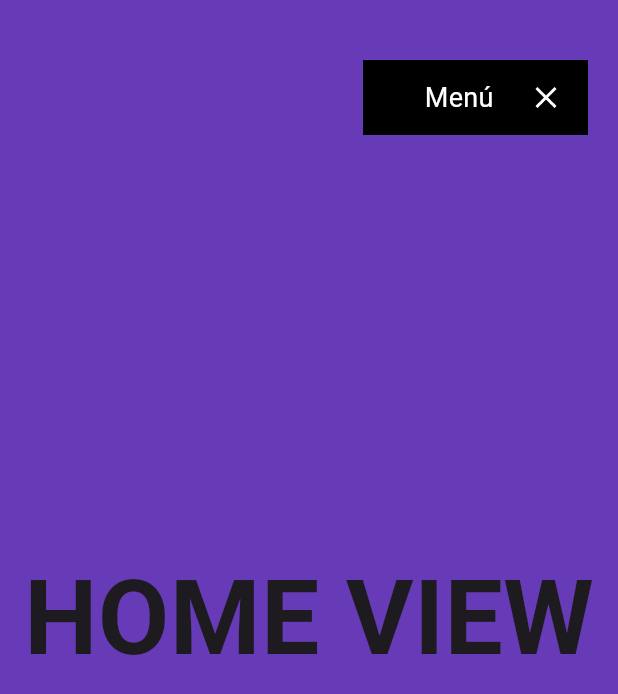
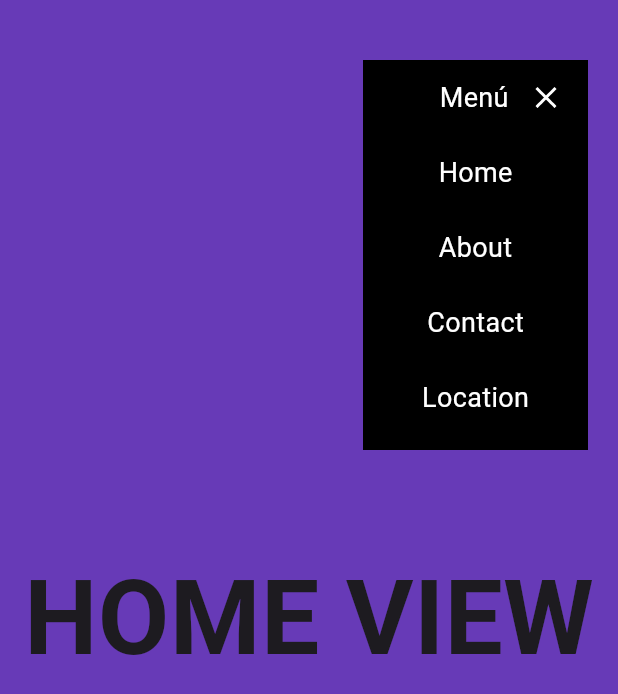
Before and after one commit to LuisGamas/flutter_landing_page, a Flutter app: the screen it shows after launch, after a tap on "Menú", on a phone screen of 412 x 824 dp. Shown: the top 694 px of the screen. Run offline on Flutter 3.47's test engine with Material 3 defaults, Android fonts, the phone set to English and light mode, and no system bars; our stand-ins replace animate_do, fluro, gap, google_fonts.

Commit message:
Update
Menu items added

```diff
--- a/lib/ui/shared/custom_app_menu.dart
+++ b/lib/ui/shared/custom_app_menu.dart
@@ -1,4 +1,6 @@
 import 'package:flutter/material.dart';
+import 'package:flutter_landing_page/ui/shared/ui_shared.dart';
+import 'package:gap/gap.dart';
 import 'package:google_fonts/google_fonts.dart';
 
 class CustomAppMenu extends StatefulWidget {
@@ -38,15 +40,50 @@ class _CustomAppMenuState extends State<CustomAppMenu> with SingleTickerProvider
         child: Container(
           padding: const EdgeInsets.symmetric(horizontal: 16),
           width: 150,
+          height: isOpen ? 260 : 50,
+          color: Colors.black,
+          child: Column(
+            children: [
+              _MenuItemTitle(isOpen: isOpen, controller: controller),
+
+              if(isOpen)
+                ...[
+                  CustomMenuItem(delay: 0, text: 'Home', onPressed: (){}),
+                  CustomMenuItem(delay: 30, text: 'About', onPressed: (){}),
+                  CustomMenuItem(delay: 60, text: 'Contact', onPressed: (){}),
+                  CustomMenuItem(delay: 90, text: 'Location', onPressed: (){}),
+                  const Gap(10),
+                ]
+
+            ],
+          ),
+        ),
+      ),
+    );
+  }
+}
+
+class _MenuItemTitle extends StatelessWidget {
+  const _MenuItemTitle({
+    required this.isOpen,
+    required this.controller,
+  });
+
+  final bool isOpen;
+  final AnimationController controller;
+
+  @override
+  Widget build(BuildContext context) {
+    return SizedBox(
+      width: 150,
       height: 50,
-          color: Colors.black,
       child: Row(
         children: [
 
           AnimatedContainer(
             duration: const Duration(milliseconds: 200),
             curve: Curves.easeInOut,
-                width: isOpen ? 25 : 0,
+            width: isOpen ? 35 : 0,
           ),
 
           Text(
@@ -64,8 +101,6 @@ class _CustomAppMenuState extends State<CustomAppMenu> with SingleTickerProvider
 
         ],
       ),
-        ),
-      ),
     );
   }
 }
--- /dev/null
+++ b/lib/ui/shared/custom_menu_item.dart
@@ -0,0 +1,57 @@
+import 'package:animate_do/animate_do.dart';
+import 'package:flutter/material.dart';
+import 'package:google_fonts/google_fonts.dart';
+
+class CustomMenuItem extends StatefulWidget {
+
+  final int delay;
+  final String text;
+  final Function onPressed;
+
+  const CustomMenuItem({
+    super.key,
+    this.delay = 0,
+    required this.text,
+    required this.onPressed,
+  });
+
+  @override
+  State<CustomMenuItem> createState() => _CustomMenuItemState();
+}
+
+class _CustomMenuItemState extends State<CustomMenuItem> {
+
+  bool isHover = false;
+
+  @override
+  Widget build(BuildContext context) {
+    return FadeInLeft(
+      from: 20,
+      delay: Duration(milliseconds: widget.delay),
+      duration: const Duration(milliseconds: 150),
+      child: MouseRegion(
+        onEnter: (event) => setState(() {
+          isHover = true;
+        }),
+        onExit: (event) => setState(() {
+          isHover = false;
+        }),
+        child: GestureDetector(
+          onTap: () => widget.onPressed,
+          child: AnimatedContainer(
+            duration: const Duration(milliseconds: 300),
+            width: 150,
+            height: 50,
+            color: isHover ? Colors.blueGrey : Colors.transparent,
+            child: Center(
+              child: Text(
+                widget.text,
+                style: GoogleFonts.robotoFlex(color: Colors.white, fontSize: 18),
+              ),
+            ),
+          ),
+        ),
+      ),
+    );
+  }
+}
--- a/lib/ui/shared/ui_shared.dart
+++ b/lib/ui/shared/ui_shared.dart
@@ -1 +1,2 @@
 export 'custom_app_menu.dart';
+export 'custom_menu_item.dart';
--- a/pubspec.yaml
+++ b/pubspec.yaml
@@ -28,10 +28,12 @@ environment:
 # the latest version available on pub.dev. To see which dependencies have newer
 # versions available, run `flutter pub outdated`.
 dependencies:
+  animate_do: ^3.3.4
   cupertino_icons: ^1.0.6
   fluro: ^2.0.5
   flutter:
     sdk: flutter
+  gap: ^3.0.1
   google_fonts: ^6.2.1
 
 dev_dependencies:
```
Also changed, not shown: pubspec.lock. Lines whose indentation alone changed are shown as unchanged.
